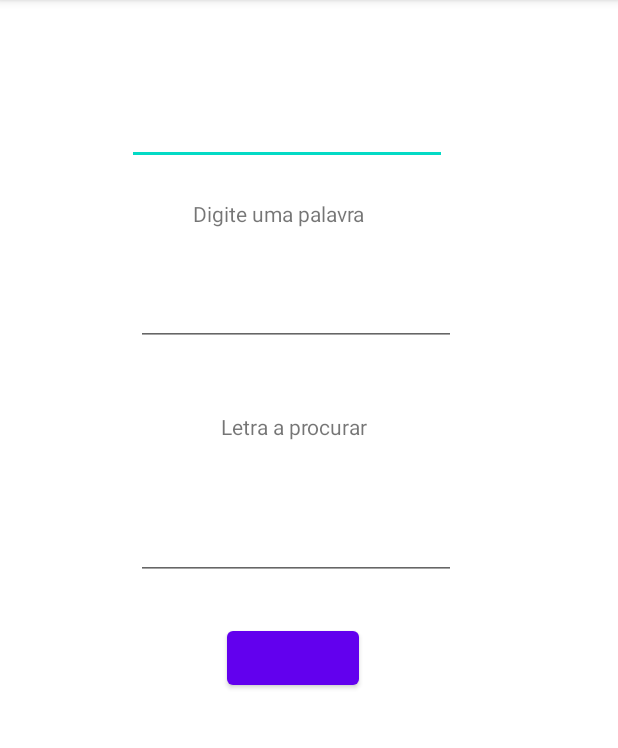
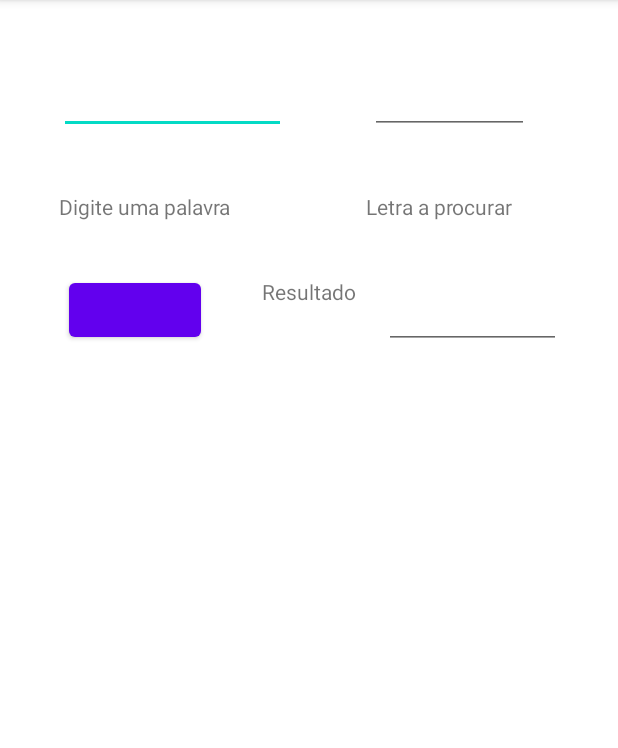
Before and after one commit to cadamowicz/localizar, an Android app: the screen it shows after launch (MainActivity), on a phone screen of 412 x 824 dp, the part 84-832 px from its top. Run offline under Robolectric (Android 15) with nearby library versions, the phone set to English and light mode, and no system bars.

```diff
--- a/app/src/main/java/com/example/localizar/MainActivity.java
+++ b/app/src/main/java/com/example/localizar/MainActivity.java
@@ -33,9 +33,10 @@ public class MainActivity extends AppCompatActivity {
             public void onClick(View view) {
 
                 String achou;
-                String teste;
+
                 String t1=texto.getText().toString();// armazena dentro da variavel para comparar
                 String t2=texto2.getText().toString();
+
                 int pos=t1.indexOf(t2);
 
                 if( pos == -1){
@@ -43,11 +44,11 @@ public class MainActivity extends AppCompatActivity {
                 }
                 else{
                     achou="Achou";
-                    teste=t1.replaceAll(t2,"r");
+
                 }
 
                 resultfinal.setText(String.valueOf(achou));
-                texto.setText(String.valueOf(teste));
+
             }
         });
     }
--- a/app/src/main/res/layout/activity_main.xml
+++ b/app/src/main/res/layout/activity_main.xml
@@ -10,28 +10,28 @@
         android:id="@+id/textView"
         android:layout_width="wrap_content"
         android:layout_height="wrap_content"
-        android:layout_marginStart="127dp"
-        android:layout_marginTop="114dp"
-        android:layout_marginEnd="167dp"
-        android:layout_marginBottom="598dp"
+        android:layout_marginStart="39dp"
+        android:layout_marginTop="19dp"
+        android:layout_marginEnd="90dp"
+        android:layout_marginBottom="44dp"
         android:text="Digite uma palavra"
-        app:layout_constraintBottom_toBottomOf="parent"
-        app:layout_constraintEnd_toEndOf="parent"
+        app:layout_constraintBottom_toTopOf="@+id/resultado"
+        app:layout_constraintEnd_toStartOf="@+id/textView2"
         app:layout_constraintStart_toStartOf="parent"
-        app:layout_constraintTop_toTopOf="parent" />
+        app:layout_constraintTop_toBottomOf="@+id/texto" />
 
     <EditText
         android:id="@+id/texto"
-        android:layout_width="wrap_content"
-        android:layout_height="wrap_content"
-        android:layout_marginStart="86dp"
-        android:layout_marginTop="55dp"
-        android:layout_marginEnd="115dp"
-        android:layout_marginBottom="14dp"
+        android:layout_width="151dp"
+        android:layout_height="35dp"
+        android:layout_marginStart="39dp"
+        android:layout_marginTop="54dp"
+        android:layout_marginEnd="56dp"
+        android:layout_marginBottom="19dp"
         android:ems="10"
         android:inputType="textPersonName"
         app:layout_constraintBottom_toTopOf="@+id/textView"
-        app:layout_constraintEnd_toEndOf="parent"
+        app:layout_constraintEnd_toStartOf="@+id/texto2"
         app:layout_constraintStart_toStartOf="parent"
         app:layout_constraintTop_toTopOf="parent" />
 
@@ -39,57 +39,65 @@
         android:id="@+id/resultado"
         android:layout_width="wrap_content"
         android:layout_height="wrap_content"
-        android:layout_marginStart="137dp"
-        android:layout_marginTop="175dp"
-        android:layout_marginEnd="159dp"
-        android:layout_marginBottom="297dp"
-        app:layout_constraintBottom_toBottomOf="parent"
-        app:layout_constraintEnd_toEndOf="parent"
+        android:layout_marginStart="41dp"
+        android:layout_marginTop="35dp"
+        android:layout_marginEnd="18dp"
+        app:layout_constraintEnd_toStartOf="@+id/textView3"
         app:layout_constraintStart_toStartOf="parent"
-        app:layout_constraintTop_toBottomOf="@+id/texto2"
+        app:layout_constraintTop_toBottomOf="@+id/textView"
         tools:text="Procurar" />
 
     <EditText
         android:id="@+id/texto2"
-        android:layout_width="wrap_content"
-        android:layout_height="wrap_content"
-        android:layout_marginStart="92dp"
-        android:layout_marginTop="33dp"
-        android:layout_marginEnd="109dp"
-        android:layout_marginBottom="22dp"
+        android:layout_width="106dp"
+        android:layout_height="41dp"
+        android:layout_marginStart="56dp"
+        android:layout_marginTop="48dp"
+        android:layout_marginBottom="19dp"
         android:ems="10"
         android:inputType="textPersonName"
         app:layout_constraintBottom_toTopOf="@+id/textView2"
-        app:layout_constraintEnd_toEndOf="parent"
-        app:layout_constraintStart_toStartOf="parent"
-        app:layout_constraintTop_toBottomOf="@+id/textView" />
+        app:layout_constraintStart_toEndOf="@+id/texto"
+        app:layout_constraintTop_toTopOf="parent" />
 
     <TextView
         android:id="@+id/textView2"
         android:layout_width="wrap_content"
         android:layout_height="wrap_content"
-        android:layout_marginStart="146dp"
-        android:layout_marginTop="22dp"
-        android:layout_marginEnd="166dp"
-        android:layout_marginBottom="134dp"
+        android:layout_marginStart="90dp"
+        android:layout_marginTop="19dp"
+        android:layout_marginBottom="44dp"
         android:text="Letra a procurar"
-        app:layout_constraintBottom_toTopOf="@+id/resultado"
-        app:layout_constraintEnd_toEndOf="parent"
-        app:layout_constraintStart_toStartOf="parent"
+        app:layout_constraintBottom_toTopOf="@+id/resultfinal"
+        app:layout_constraintStart_toEndOf="@+id/textView"
         app:layout_constraintTop_toBottomOf="@+id/texto2" />
 
     <EditText
         android:id="@+id/resultfinal"
+        android:layout_width="118dp"
+        android:layout_height="42dp"
+        android:layout_marginStart="5dp"
+        android:layout_marginTop="43dp"
+        android:layout_marginEnd="33dp"
+        android:ems="10"
+        android:inputType="textPersonName"
+        app:layout_constraintEnd_toEndOf="parent"
+        app:layout_constraintStart_toEndOf="@+id/textView3"
+        app:layout_constraintTop_toBottomOf="@+id/textView2" />
+
+    <TextView
+        android:id="@+id/textView3"
         android:layout_width="wrap_content"
         android:layout_height="wrap_content"
-        android:layout_marginStart="92dp"
-        android:layout_marginTop="43dp"
-        android:layout_marginEnd="109dp"
-        android:layout_marginBottom="23dp"
-        android:ems="10"
-        android:inputType="textPersonName"
-        app:layout_constraintBottom_toTopOf="@+id/resultado"
-        app:layout_constraintEnd_toEndOf="parent"
-        app:layout_constraintStart_toStartOf="parent"
-        app:layout_constraintTop_toBottomOf="@+id/textView2" />
+        android:layout_marginStart="18dp"
+        android:layout_marginTop="95dp"
+        android:layout_marginEnd="9dp"
+        android:layout_marginBottom="528dp"
+        android:text="Resultado"
+        app:layout_constraintBottom_toBottomOf="parent"
+        app:layout_constraintEnd_toStartOf="@+id/resultfinal"
+        app:layout_constraintStart_toEndOf="@+id/resultado"
+        app:layout_constraintTop_toBottomOf="@+id/texto"
+        app:layout_constraintVertical_bias="0.0" />
+
 </androidx.constraintlayout.widget.ConstraintLayout>
```
